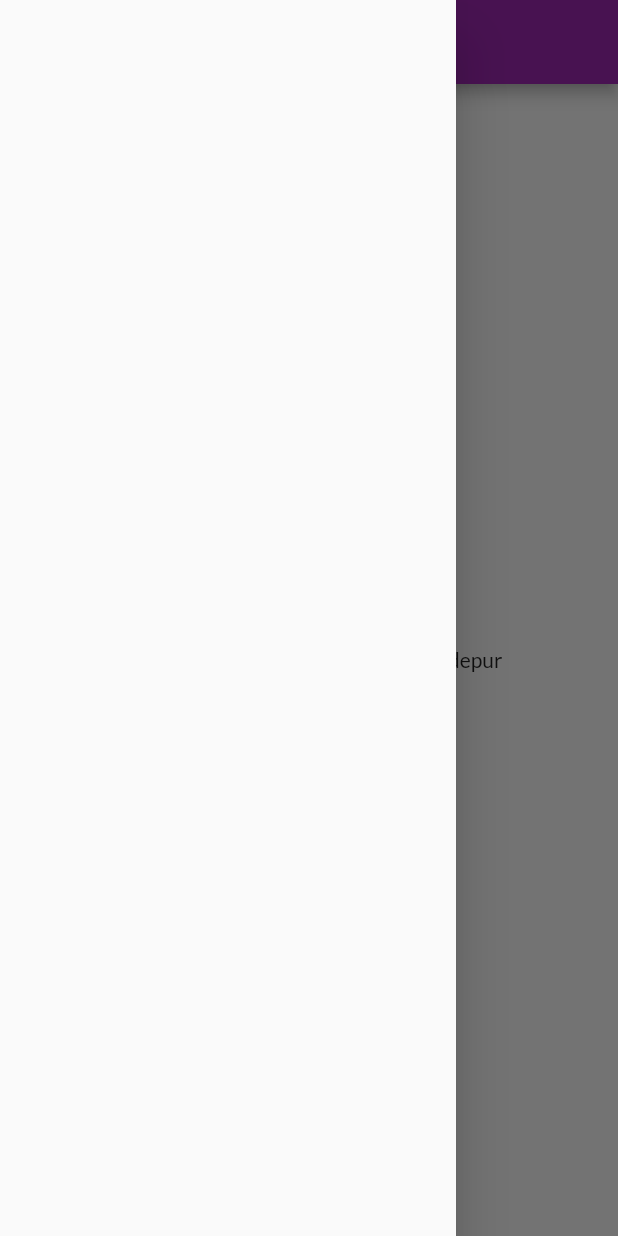
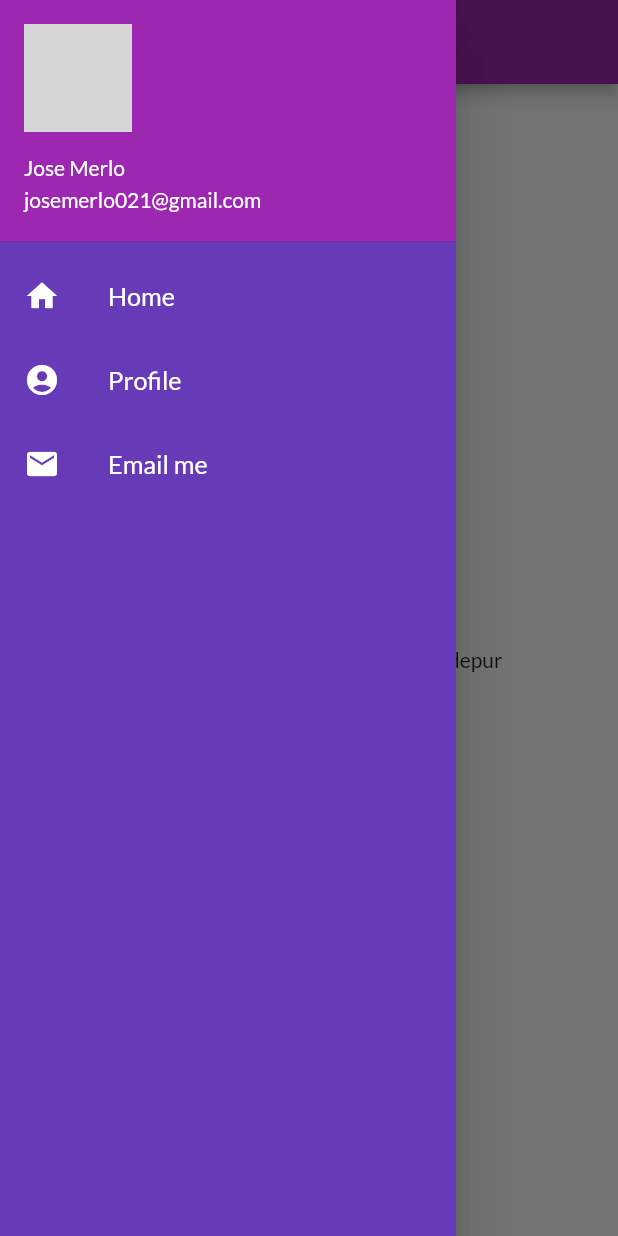
Before and after one commit to JoseMerlo/30DaysOfFlutter, a Flutter app: the HomePage screen opened by its route, with the side drawer open, on a phone screen of 412 x 824 dp. Run offline on Flutter 3.47's test engine with Material 2 defaults, Android fonts, the light colour scheme and no system bars; our stand-ins replace google_fonts; network calls fail; grey boxes are pictures that could not be loaded.

Commit message:
Day9 completed

```diff
--- a/lib/pages/home_page.dart
+++ b/lib/pages/home_page.dart
@@ -1,4 +1,6 @@
 import 'package:flutter/material.dart';
+// import 'package:flutter_catalogo/pages/login_page.dart';
+import 'package:flutter_catalogo/widgets/drawer.dart';
 
 class HomePage extends StatelessWidget {
   final int days = 30;
@@ -16,7 +18,7 @@ class HomePage extends StatelessWidget {
           child: Text("Welcome to $days days of Flutter by $name"),
         ),
       ),
-      drawer: Drawer(),
+      drawer: MyDrawer(),
     );
   }
 }
--- /dev/null
+++ b/lib/widgets/drawer.dart
@@ -0,0 +1,61 @@
+import 'package:flutter/material.dart';
+
+class MyDrawer extends StatelessWidget {
+  @override
+  Widget build(BuildContext context) {
+    final imageUrl =
+        "https://www.tonica.la/__export/1606087293449/sites/debate/img/2020/11/22/batman-ranking-actores.jpg_423682103.jpg";
+
+    return Drawer(
+      child: Container(
+        color: Colors.deepPurple,
+        child: ListView(
+          padding: EdgeInsets.zero,
+          children: [
+            DrawerHeader(
+              padding: EdgeInsets.zero,
+              child: UserAccountsDrawerHeader(
+                margin: EdgeInsets.zero,
+                accountName: Text("Jose Merlo"),
+                accountEmail: Text("josemerlo021@gmail.com"),
+                currentAccountPicture: CircleAvatar(
+                  backgroundImage: NetworkImage(imageUrl),
+                ),
+              ),
+            ),
+            ListTile(
+              leading: Icon(Icons.home, color: Colors.white),
+              title: Text(
+                'Home',
+                textScaleFactor: 1.2,
+                style: TextStyle(
+                  color: Colors.white,
+                ),
+              ),
+            ),
+            ListTile(
+              leading: Icon(Icons.account_circle, color: Colors.white),
+              title: Text(
+                'Profile',
+                textScaleFactor: 1.2,
+                style: TextStyle(
+                  color: Colors.white,
+                ),
+              ),
+            ),
+            ListTile(
+              leading: Icon(Icons.mail, color: Colors.white),
+              title: Text(
+                'Email me',
+                textScaleFactor: 1.2,
+                style: TextStyle(
+                  color: Colors.white,
+                ),
+              ),
+            )
+          ],
+        ),
+      ),
+    );
+  }
+}
```
